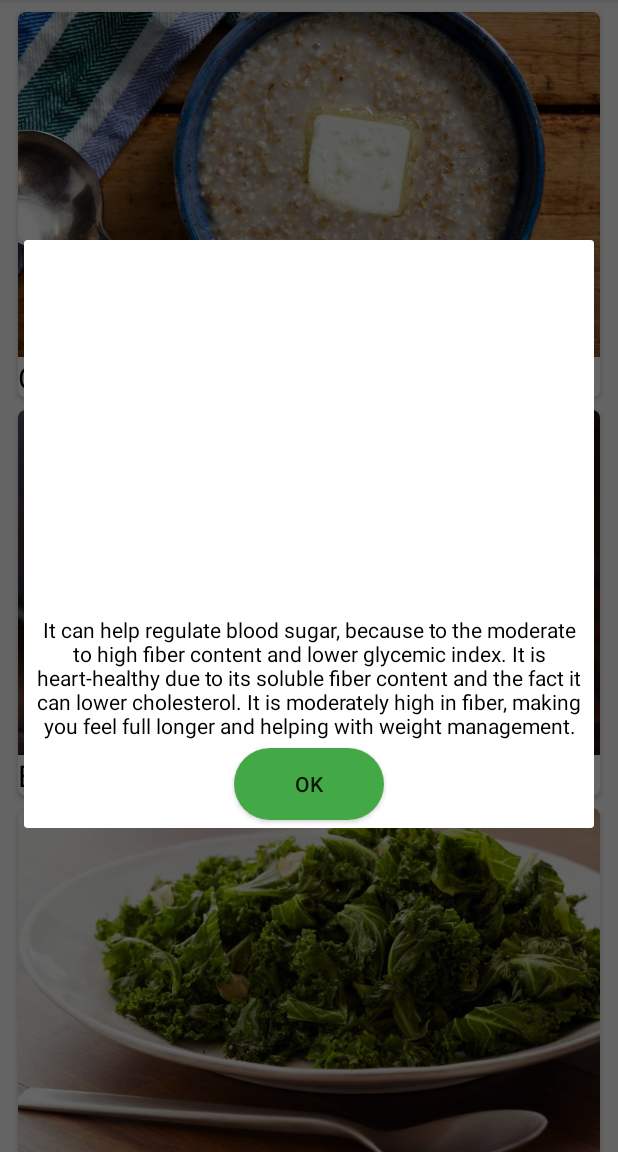
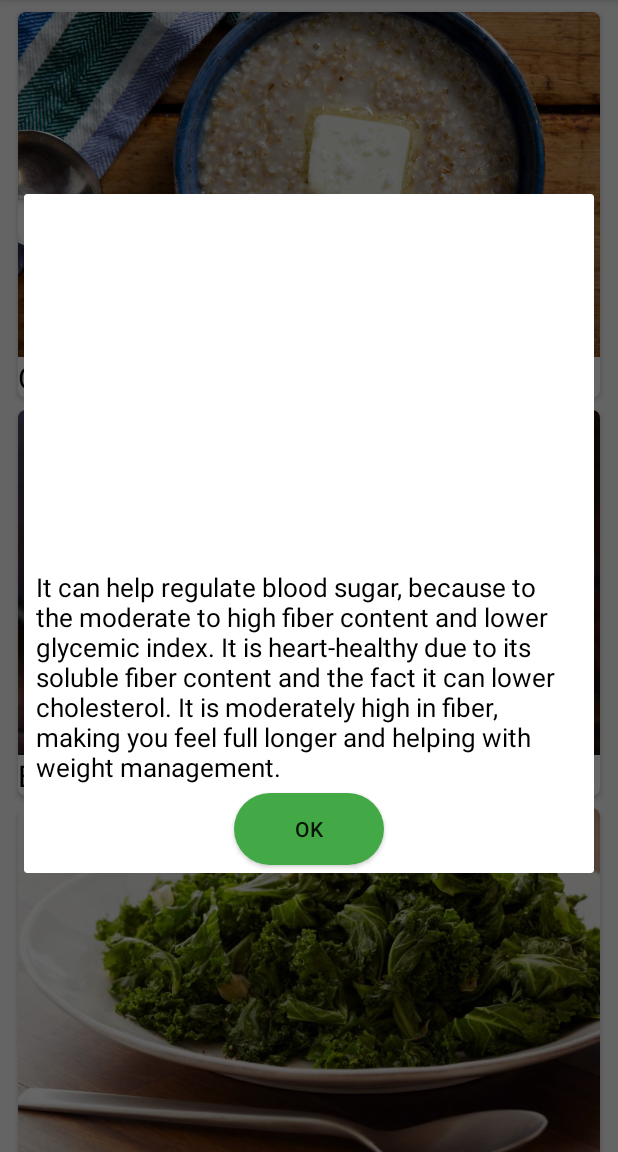
Before and after one commit to RNgugi/Nutrition, an Android app: the FoodListActivity screen opened directly, with no data from a screen before it, after a tap on "Oatmeal", on a phone screen of 412 x 824 dp, the part 84-1236 px from its top. Run offline under Robolectric (Android 15) with nearby library versions, the phone set to English and light mode, and no system bars; 1 statement that could not run was skipped.

Commit message:
Initial commit

```diff
--- a/app/src/main/java/com/martahrefs/nutrition/ui/FoodListActivity.java
+++ b/app/src/main/java/com/martahrefs/nutrition/ui/FoodListActivity.java
@@ -19,6 +19,7 @@ public class FoodListActivity extends AppCompatActivity {
     final Context context = this;
 
     CardView cardView1, cardView2, cardView3, cardView4, cardView5, cardView6, cardView7, cardView8, cardView9, cardView10;
+    CardView cardView11, cardView12, cardView13, cardView14, cardView15;
 
     @Override
     protected void onCreate(Bundle savedInstanceState) {
@@ -116,7 +117,7 @@ public class FoodListActivity extends AppCompatActivity {
             public void onClick(View v) {
                 // set the custom dialog components - text, image and button
                 TextView text = (TextView) dialog.findViewById(R.id.text);
-                text.setText(R.string.french_fries);
+                text.setText(R.string.spinach);
                 ImageView image = (ImageView) dialog.findViewById(R.id.image);
                 image.setImageResource(R.drawable.spinach);
                 dialog.show();
@@ -131,9 +132,9 @@ public class FoodListActivity extends AppCompatActivity {
             public void onClick(View v) {
                 // set the custom dialog components - text, image and button
                 TextView text = (TextView) dialog.findViewById(R.id.text);
-                text.setText(R.string.french_fries);
+                text.setText(R.string.grapes);
                 ImageView image = (ImageView) dialog.findViewById(R.id.image);
-                image.setImageResource(R.drawable.white_rice_holder);
+                image.setImageResource(R.drawable.grapes);
                 dialog.show();
             }
         });
@@ -146,9 +147,9 @@ public class FoodListActivity extends AppCompatActivity {
             public void onClick(View v) {
                 // set the custom dialog components - text, image and button
                 TextView text = (TextView) dialog.findViewById(R.id.text);
-                text.setText(R.string.white_bread);
+                text.setText(R.string.apples);
                 ImageView image = (ImageView) dialog.findViewById(R.id.image);
-                image.setImageResource(R.drawable.white_bread);
+                image.setImageResource(R.drawable.apple);
                 dialog.show();
             }
         });
@@ -166,9 +167,9 @@ public class FoodListActivity extends AppCompatActivity {
 
                 // set the custom dialog components - text, image and button
                 TextView text = (TextView) dialog.findViewById(R.id.text);
-                text.setText(R.string.french_fries);
+                text.setText(R.string.watermelons);
                 ImageView image = (ImageView) dialog.findViewById(R.id.image);
-                image.setImageResource(R.drawable.french_fries);
+                image.setImageResource(R.drawable.watermelon);
                 dialog.show();
             }
         });
@@ -181,7 +182,82 @@ public class FoodListActivity extends AppCompatActivity {
             public void onClick(View v) {
                 // set the custom dialog components - text, image and button
                 TextView text = (TextView) dialog.findViewById(R.id.text);
-                text.setText(R.string.oatmeal);
+                text.setText(R.string.papaya);
+                ImageView image = (ImageView) dialog.findViewById(R.id.image);
+                image.setImageResource(R.drawable.papaya);
+                dialog.show();
+            }
+        });
+
+
+        //CardView 10
+        cardView10=(CardView)findViewById(R.id.cardView10);
+        cardView10.setOnClickListener(new View.OnClickListener() {
+            @Override
+            public void onClick(View v) {
+                // set the custom dialog components - text, image and button
+                TextView text = (TextView) dialog.findViewById(R.id.text);
+                text.setText(R.string.oranges);
+                ImageView image = (ImageView) dialog.findViewById(R.id.image);
+                image.setImageResource(R.drawable.orange_holder);
+                dialog.show();
+            }
+        });
+
+
+        //CardView 11
+        cardView11=(CardView)findViewById(R.id.cardView10);
+        cardView11.setOnClickListener(new View.OnClickListener() {
+            @Override
+            public void onClick(View v) {
+                // set the custom dialog components - text, image and button
+                TextView text = (TextView) dialog.findViewById(R.id.text);
+                text.setText(R.string.white_rice);
+                ImageView image = (ImageView) dialog.findViewById(R.id.image);
+                image.setImageResource(R.drawable.white_rice_holder);
+                dialog.show();
+            }
+        });
+
+
+        //CardView 12
+        cardView12=(CardView)findViewById(R.id.cardView10);
+        cardView12.setOnClickListener(new View.OnClickListener() {
+            @Override
+            public void onClick(View v) {
+                // set the custom dialog components - text, image and button
+                TextView text = (TextView) dialog.findViewById(R.id.text);
+                text.setText(R.string.white_bread);
+                ImageView image = (ImageView) dialog.findViewById(R.id.image);
+                image.setImageResource(R.drawable.white_bread);
+                dialog.show();
+            }
+        });
+
+
+        //CardView 13
+        cardView10=(CardView)findViewById(R.id.cardView10);
+        cardView10.setOnClickListener(new View.OnClickListener() {
+            @Override
+            public void onClick(View v) {
+                // set the custom dialog components - text, image and button
+                TextView text = (TextView) dialog.findViewById(R.id.text);
+                text.setText(R.string.french_fries);
+                ImageView image = (ImageView) dialog.findViewById(R.id.image);
+                image.setImageResource(R.drawable.french_fries);
+                dialog.show();
+            }
+        });
+
+
+        //CardView 14
+        cardView10=(CardView)findViewById(R.id.cardView10);
+        cardView10.setOnClickListener(new View.OnClickListener() {
+            @Override
+            public void onClick(View v) {
+                // set the custom dialog components - text, image and button
+                TextView text = (TextView) dialog.findViewById(R.id.text);
+                text.setText("Clicked cardview 1");
                 ImageView image = (ImageView) dialog.findViewById(R.id.image);
                 image.setImageResource(R.drawable.ic_oatmeal);
                 dialog.show();
@@ -189,7 +265,7 @@ public class FoodListActivity extends AppCompatActivity {
         });
 
 
-        //CardView 10
+        //CardView 15
         cardView10=(CardView)findViewById(R.id.cardView10);
         cardView10.setOnClickListener(new View.OnClickListener() {
             @Override
--- a/app/src/main/java/com/martahrefs/nutrition/ui/MainActivity.java
+++ b/app/src/main/java/com/martahrefs/nutrition/ui/MainActivity.java
@@ -22,7 +22,7 @@ public class MainActivity extends AppCompatActivity {
 
 
     private FactBook mFactbook;
-    private String mFact = mFactbook.getRandomFact();
+    private String mFact;
     @BindView(R.id.factTextView) TextView mFunTextView;
 
     //Onclick listeners with ButterKnife annotation
@@ -46,6 +46,8 @@ public class MainActivity extends AppCompatActivity {
         super.onCreate(savedInstanceState);
         setContentView(R.layout.activity_main);
 
+         //mFact = mFactbook.getRandomFact();
+
         foodCard=(CardView)findViewById(R.id.foodCard);
         foodCard.setOnClickListener(new View.OnClickListener() {
             @Override
@@ -54,7 +56,7 @@ public class MainActivity extends AppCompatActivity {
                 startActivity(intent);
             }
         });
-        mFact = mFactbook.getRandomFact();
+        //mFact = mFactbook.getRandomFact();
 
 
         /* Bind view with ButterKnife */
--- a/app/src/main/res/layout/custom_dialogbox.xml
+++ b/app/src/main/res/layout/custom_dialogbox.xml
@@ -3,7 +3,7 @@
     android:layout_width="match_parent"
     android:layout_height="match_parent"
     xmlns:app="http://schemas.android.com/apk/res-auto"
-    android:gravity="center">
+    android:gravity="left">
 
     <androidx.cardview.widget.CardView
         android:layout_width="match_parent"
@@ -24,13 +24,30 @@
         android:layout_height="250dp"
         android:scaleType="centerCrop" />
 
+            <ScrollView
+                android:layout_width="match_parent"
+                android:layout_height="wrap_content">
+
+                <LinearLayout
+                    android:layout_width="match_parent"
+                    android:layout_height="wrap_content">
+
                 <TextView
                     android:id="@+id/text"
                     android:layout_width="match_parent"
                     android:layout_height="wrap_content"
                     android:textColor="@color/Black"
+                    android:textSize="17sp"
+                    android:paddingRight="8dp"
+                    android:paddingLeft="8dp"
                     android:text="Descripion"
-        android:gravity="center" />
+                    android:gravity="left" />
+
+                </LinearLayout>
+
+            </ScrollView>
+
+
 
     <Button
         android:id="@+id/dialogButtonOK"
--- a/app/src/main/res/values/strings.xml
+++ b/app/src/main/res/values/strings.xml
@@ -7,10 +7,15 @@
     <string name="oatmeal">It can help regulate blood sugar, because  to the moderate to high fiber content and lower glycemic index. It is heart-healthy due to its soluble fiber content and the fact it can lower cholesterol. It is moderately high in fiber, making you feel full longer and helping with weight management.</string>
 
     <string name="millet">Millet Benefit for Diabetics. There are many dietary advice and options readily available for diabetics. Compared to other cereal crops such as wheat and maize, millet are high in nutritional content, gluten free, and have low glycemic index </string>
+
     <string name="type1Diabetes">It is a genetic type of diabetes. Individuals who have this type of diabetes are life-long insulin dependents. In this case, the pacrease does not produce insulin whatsoever. The immune system attacks and destroys cells in the body responsible for producing insulin.</string>
+
     <string name="type2Diabetes">It is acquired due to poor lifestyle habits such as lack of exercise, obesity, wrong diet choices. Occurs due to pancrease producing inadequate insulin, the body\'s resitance to insulin or total lack of insulin production by the pancrease.\n\nExtrme cases of type 2 diabetes may lead to kidney failure. In the case of men, there is erectyle dysfunction, poor muscle strength and decreased sex drive. In women, there is recurring urinary tract infection, itchy skin, and dry skin. Also if unmanaged, can lead to blindness, stroke, kidney damage and nerve damage. \nSymptoms:\n\nExtereme hunger, thirst, frequent urination, tingling sentations or numbness in the hands and feet, slow healing wounds, sores and bruises, blurred vision.</string>
+
     <string name="dietaryPatters">1.Carbohydrates\nThis is the main source of energy and thus 45 to 60 percent of total kilo–calories is derived from it. Major emphasis is given to whole grain sources of carbohydrates due to their high fibre content; fibre is useful in that it slows the digestion process hence there isn\'t a rapid elevation of blood sugar levels\n\n2. Proteins\nConsumption should be 0.8 grams per kilogram body weight.\n\n3. Vegetables\nVegetable intake should be in larger quantities as compared to both carbohydrates and proteins due their high fibre content, besides essental minerals and vitamins.\n\n4. Fats\nThey are alternative sources of energy, but healthy intake is restricted to unsaturated fats, both mono and poly–unsaturated fats.</string>
+
     <string name="type3Diabetes">Gestational Diabetes\nIts is a type of diabetes that occurs to women during pregnancy due to production of insulin blocking hormones produced by the placenta. It can clear off after delivery or if not well managed, might culminate into diabetes mellitus. If unmanaged can lead to pre–eclempsia/eclempsia.\n\nHBA1C gauges the average blood sugar level over 2–3 months and measures the amount of sugar attached to protein haemoglobin attached to red blood cells. 4.5–5.6 percent is for non–diabetc. 5.7-6.4 percent is for pre-diabetics whereas greater than 6.5 percent is a indicates a case of diabetes.</string>
+
     <string name="shortDescrip">Diabetes is a Health Condition Characterized by too high or too low blood sugar levels. There are basically five sub-groups of diabetes.</string>
 
     <string name="white_rice">According to the new study, diabetes risk rises by about 10% with each increased serving per day of white rice. White rice ranks high on the glycemic index, which means it can cause a sudden spike in blood sugar levels. White rice is also low in fiber that can help lower the risk for developing diabetes.</string>
@@ -27,5 +32,7 @@
 
     <string name="papaya">Natual antioxidans within the fruit makes a papaya a great choice for diabetic. diabetics are prone to many ailments including heart or mere damage caused by irregular blood sugar levels.</string>
 
+    <string name="spinach"></string>
+
     <string name="oranges">They contain organic acids such as citric acids which slows glucose uptake and inhibits the movement of transport of glucose throught the intestines and liver. Fruits are very essential to the body s they are able to keep he body toxic-free hence contribute to detoxification effect.</string>
 </resources>
```
Lines whose indentation alone changed are shown as unchanged.
